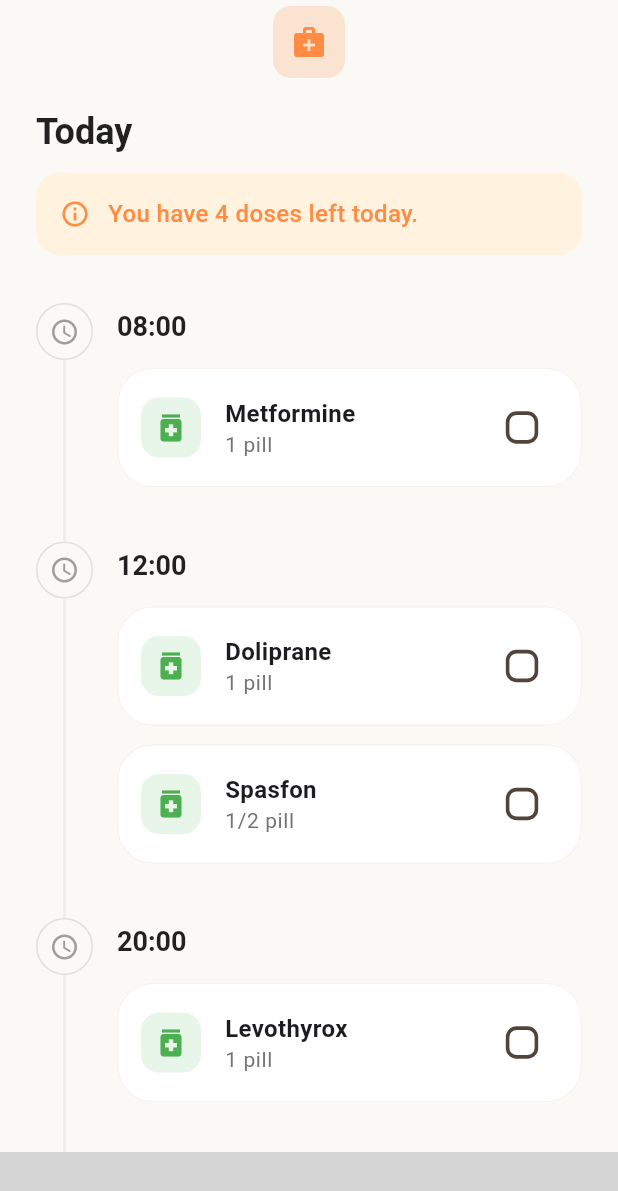
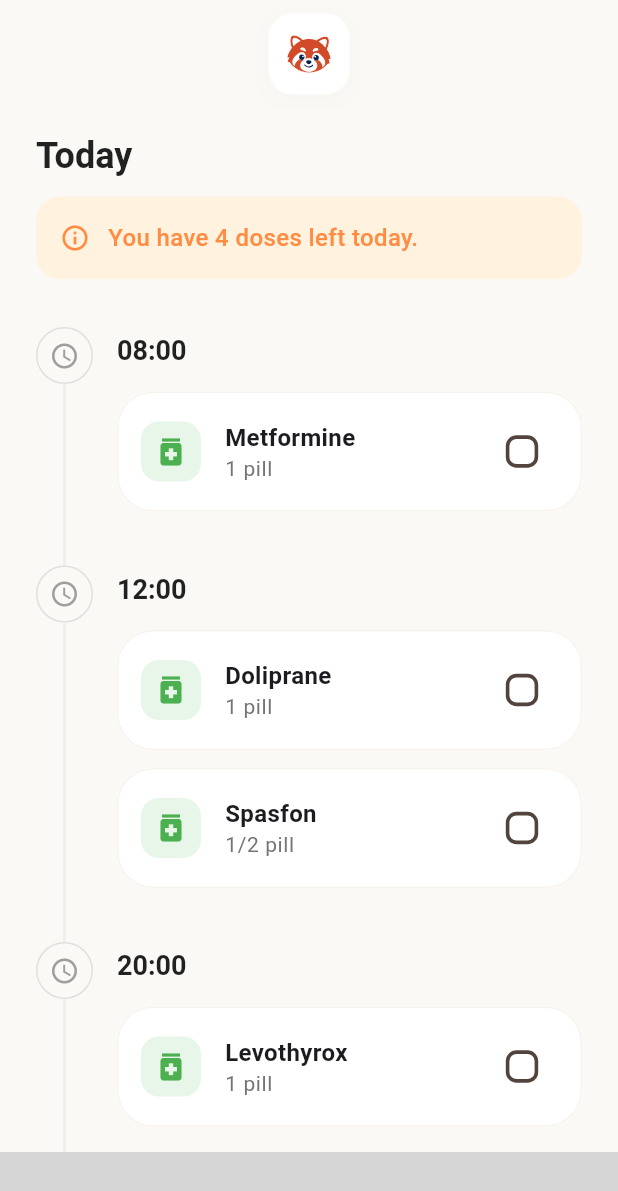
Before and after one commit to Shuvlyy/hec-app, a Flutter app: the screen it shows after launch, on a phone screen of 412 x 824 dp. Shown: the top 1191 px of the screen. Run offline on Flutter 3.47's test engine with Material 3 defaults, Android fonts, the phone set to English and light mode, and no system bars; our stand-ins replace flutter_local_notifications, flutter_riverpod, flutter_svg, gap, go_router, native_glass_navbar and 1 more; missing offline and left inert: a package; grey boxes are pictures that could not be loaded.

Commit message:
add icon

```diff
--- a/app/lib/ui/main_screen.dart
+++ b/app/lib/ui/main_screen.dart
@@ -1,6 +1,7 @@
 import 'package:flutter/material.dart';
 import 'package:go_router/go_router.dart';
 import 'package:native_glass_navbar/native_glass_navbar.dart';
+import 'package:flutter_svg/flutter_svg.dart';
 import 'package:milo/l10n/app_localizations.dart';
 import 'package:milo/theme/app_theme.dart';
 
@@ -39,14 +40,26 @@
     return Scaffold(
       extendBody: true,
       appBar: AppBar(
+        toolbarHeight: 72,
+        centerTitle: true,
         title: Container(
-          width: 48,
-          height: 48,
+          width: 54,
+          height: 54,
+          padding: const EdgeInsets.all(4),
           decoration: BoxDecoration(
-            color: AppTheme.primaryOrange.withOpacity(0.2),
-            borderRadius: BorderRadius.circular(12),
+            color: Colors.white,
+            borderRadius: BorderRadius.circular(16),
+            boxShadow: [
+              BoxShadow(
+                color: Colors.black.withAlpha(5),
+                blurRadius: 12,
+                offset: const Offset(0, 4),
+              ),
+            ],
           ),
-          child: const Icon(Icons.medical_services, color: AppTheme.primaryOrange, size: 24),
+          child: SvgPicture.asset(
+            'assets/tete.svg',
+          ),
         ),
       ),
       body: widget.child,
--- a/app/pubspec.yaml
+++ b/app/pubspec.yaml
@@ -24,6 +24,7 @@
   riverpod_annotation: ^2.3.5
   uuid: ^4.3.3
   flutter_launcher_icons: ^0.14.4
+  flutter_svg: ^2.3.0
 
 dev_dependencies:
   flutter_test:
```
Also changed, not shown: app/pubspec.lock.
